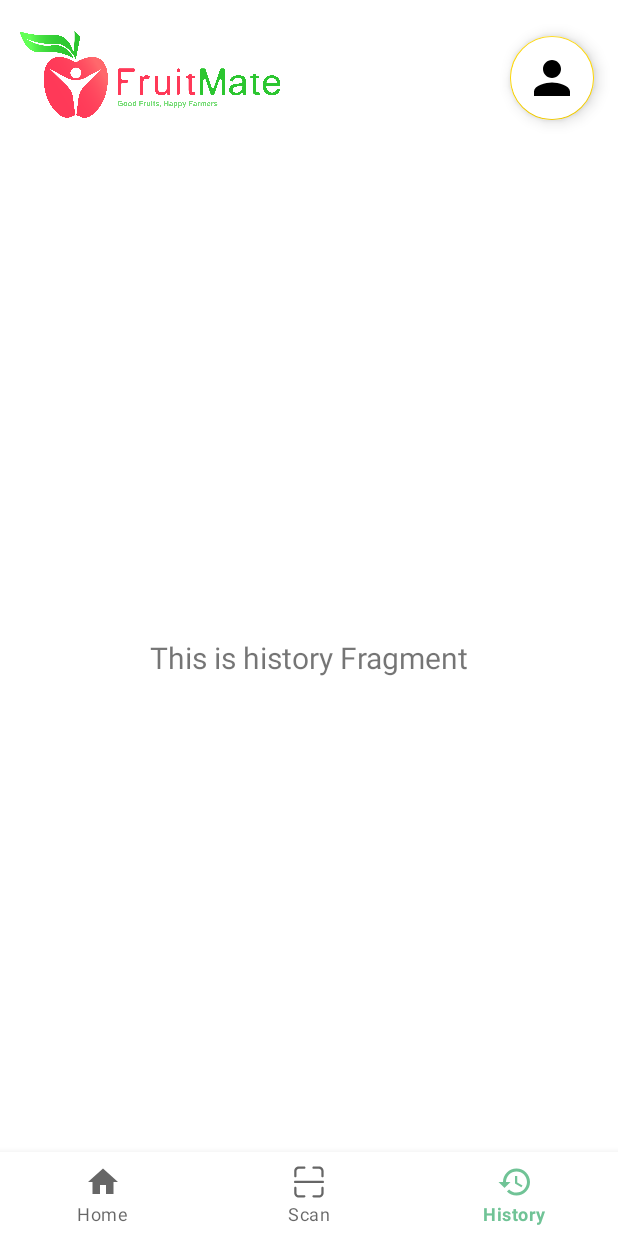
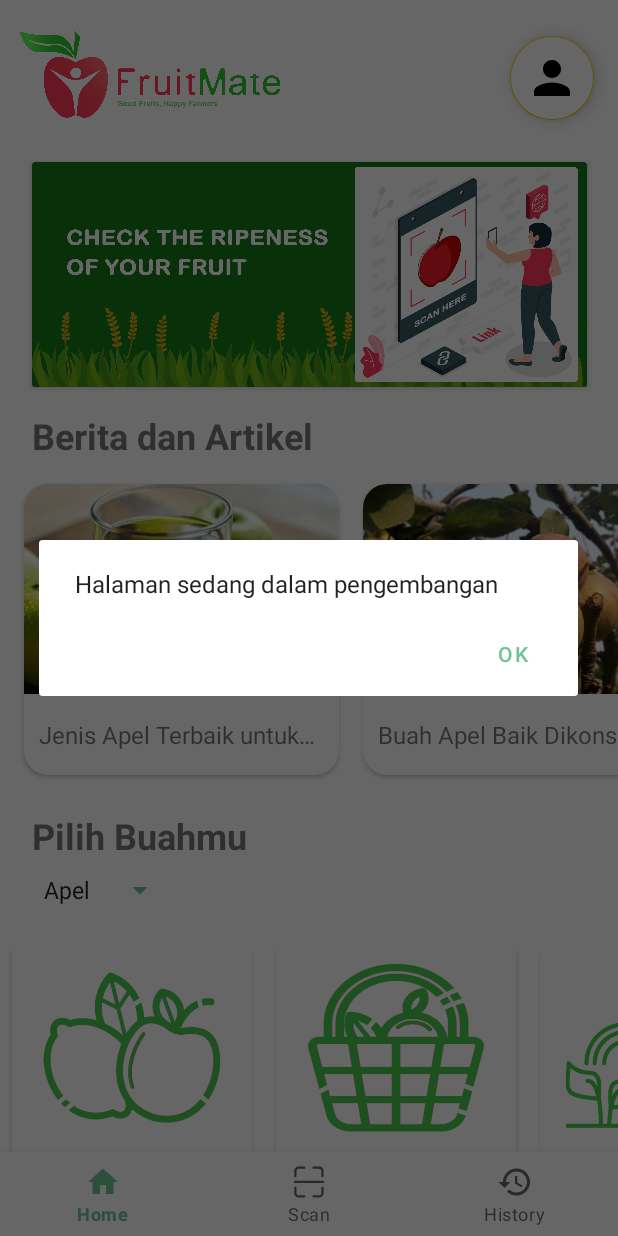
Before and after one commit to FruitMate/Mobile-Development, an Android app: the screen it shows after launch once a user with an empty profile is signed in (MainActivity), item 3 of the bottom bar chosen, on a phone screen of 412 x 824 dp. Run offline under Robolectric (Android 15) with nearby library versions, the phone set to English and light mode, and no system bars; our stand-ins replace Firebase (no records; nobody signed in at launch, a user with empty details on screens opened directly), navigation-ui.

Commit message:
perubahan exoplayer pada penyimpanan buah ketika exit video berhenti, penambahan item news, penambahan file string, dan perubahan layout pada halaman profile.

```diff
--- a/app/src/main/java/com/capstone/tesfirebase/data/repository/NewsData.kt
+++ b/app/src/main/java/com/capstone/tesfirebase/data/repository/NewsData.kt
@@ -21,6 +21,12 @@ object NewsData {
             "Bukan Kopi, Makan Buah Apel Setiap Bangun Tidur di Pagi Hari Cegah Diabetes",
             R.drawable.news3,
             "https://www.suara.com/health/2022/09/02/122645/bukan-kopi-makan-buah-apel-setiap-bangun-tidur-di-pagi-hari-cegah-diabetes",
+        ),
+        News(
+            "4",
+            "Jumlah Kalori hingga Nutrisi dalam Sebuah Apel, Cocok untuk Diet",
+            R.drawable.news4,
+            "https://www.detik.com/sulsel/berita/d-6575764/jumlah-kalori-hingga-nutrisi-dalam-sebuah-apel-cocok-untuk-diet"
         )
     )
 }
--- a/app/src/main/java/com/capstone/tesfirebase/ui/main/history/HistoryFragment.kt
+++ b/app/src/main/java/com/capstone/tesfirebase/ui/main/history/HistoryFragment.kt
@@ -5,8 +5,11 @@ import android.view.LayoutInflater
 import android.view.View
 import android.view.ViewGroup
 import android.widget.TextView
+import androidx.appcompat.app.AlertDialog
 import androidx.fragment.app.Fragment
 import androidx.lifecycle.ViewModelProvider
+import androidx.navigation.fragment.findNavController
+import com.capstone.tesfirebase.R
 import com.capstone.tesfirebase.databinding.FragmentHistoryBinding
 
 class HistoryFragment : Fragment() {
@@ -32,8 +35,27 @@ class HistoryFragment : Fragment() {
         dashboardViewModel.text.observe(viewLifecycleOwner) {
             textView.text = it
         }
+
+        // Tampilkan pop-up pengembangan
+        showDevelopmentPopup()
         return root
     }
+    private fun showDevelopmentPopup() {
+        val dialogBuilder = AlertDialog.Builder(requireContext())
+        dialogBuilder.setMessage("Halaman sedang dalam pengembangan")
+            .setPositiveButton("OK") { dialog, _ ->
+                dialog.dismiss()
+            }
+        val dialog = dialogBuilder.create()
+        dialog.show()
+        navigateToHome()
+    }
+
+    private fun navigateToHome() {
+        val navController = findNavController()
+        navController.navigate(R.id.navigation_home)
+    }
+
 
     override fun onDestroyView() {
         super.onDestroyView()
--- a/app/src/main/res/layout/activity_fruit_information.xml
+++ b/app/src/main/res/layout/activity_fruit_information.xml
@@ -65,7 +65,7 @@
         android:layout_width="0dp"
         android:layout_height="wrap_content"
         android:layout_marginTop="16dp"
-        android:text="@string/desc_about_app"
+        android:text="@string/desc_buah_matang"
         android:background="@color/hijau_primer"
         android:justificationMode="inter_word"
         android:textColor="@color/white"
@@ -105,7 +105,7 @@
         android:layout_width="0dp"
         android:layout_height="wrap_content"
         android:layout_marginTop="16dp"
-        android:text="@string/desc_about_app"
+        android:text="@string/desc_buah_busuk"
         android:background="@color/hijau_primer"
         android:justificationMode="inter_word"
         android:textColor="@color/white"
--- a/app/src/main/res/layout/activity_profile.xml
+++ b/app/src/main/res/layout/activity_profile.xml
@@ -24,15 +24,15 @@
         app:layout_constraintEnd_toEndOf="parent"
         app:layout_constraintStart_toStartOf="parent"
         app:layout_constraintTop_toBottomOf="@+id/textView2"
-        app:srcCompat="@drawable/logo_fruitmate_partial"
-        tools:ignore="MissingConstraints" />
+        app:srcCompat="@drawable/logo_fruitmate_partial" />
 
     <TextView
         android:id="@+id/nama_user"
         android:layout_width="wrap_content"
         android:layout_height="wrap_content"
         android:layout_marginTop="16dp"
-        android:textSize="16sp"
+        android:textSize="22sp"
+        android:textColor="@color/black"
         android:textStyle="bold"
         tools:text="Peter Parker"
         app:layout_constraintEnd_toEndOf="parent"
```
Also changed, not shown: app/src/main/java/com/capstone/tesfirebase/ui/fruit/storage/FruitStorageActivity.kt (+8 -1 lines), app/src/main/res/values/strings.xml (+3 -1 lines), app/src/main/res/drawable/news4.jpg (added).
